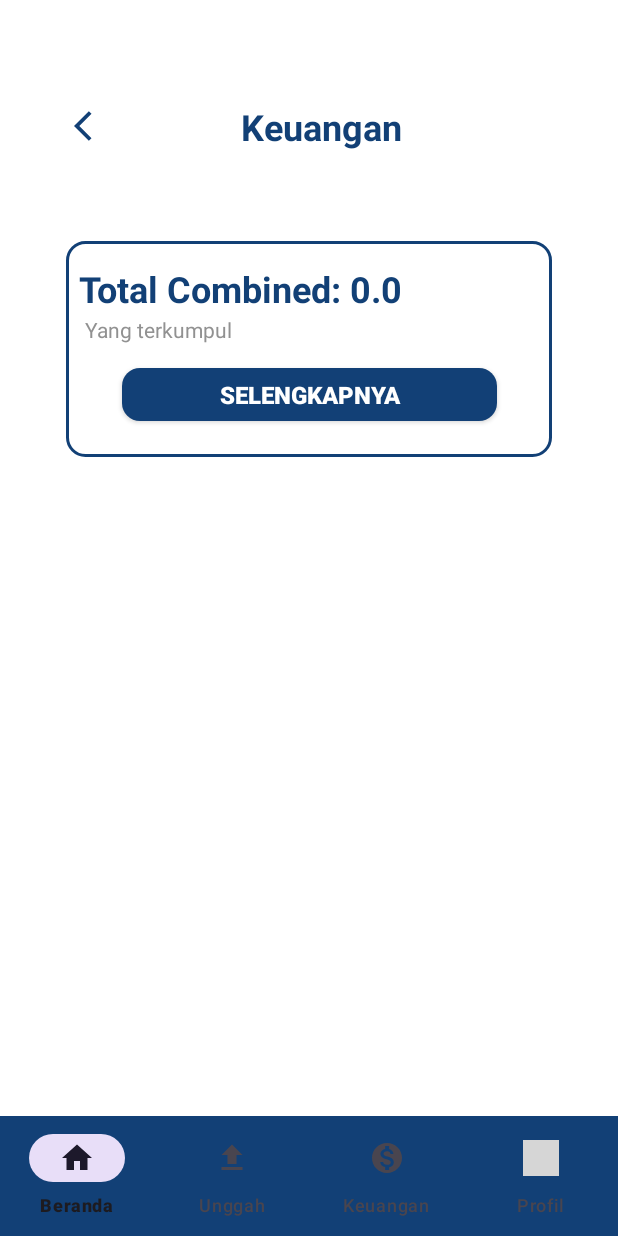
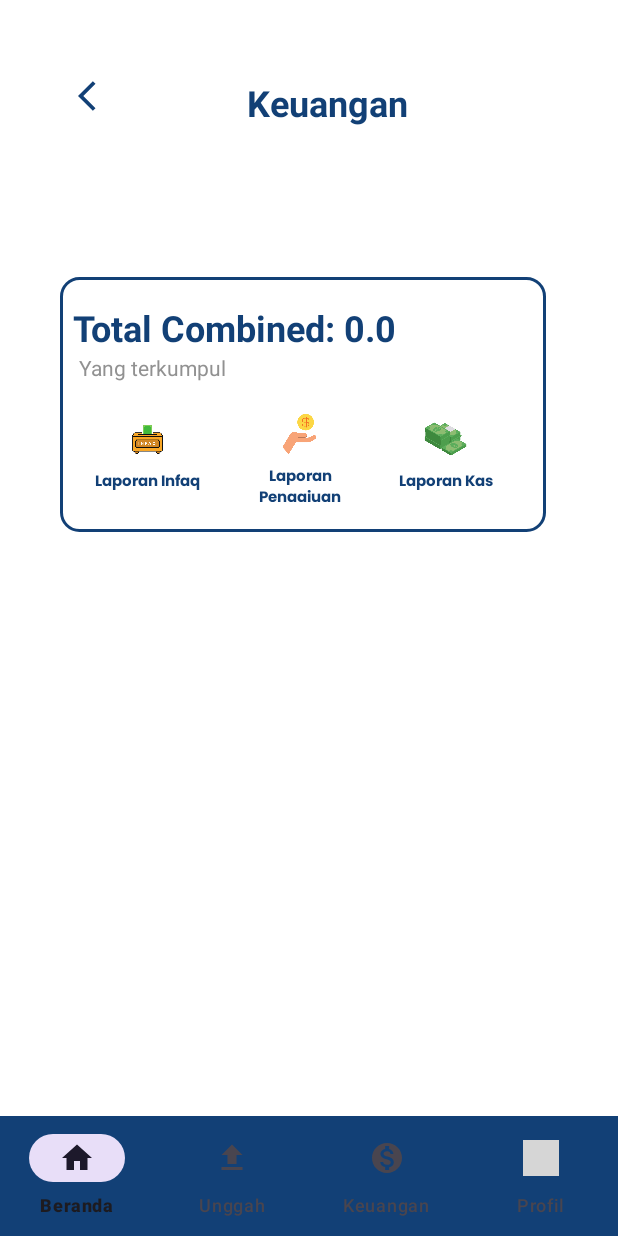
Before and after one commit to ardiyamalik/MasjidHub, an Android app: the KeuanganDkmActivity screen opened directly, with no data from a screen before it, on a phone screen of 412 x 824 dp. Run offline under Robolectric (Android 15) with nearby library versions, the light colour scheme and no system bars; grey boxes are pictures that could not be loaded.

Commit message:
membuat kelas untuk menampilkan laporan keuangan (dkm)

```diff
--- a/app/src/main/java/org/d3if0140/masjidhub/KeuanganDkmActivity.kt
+++ b/app/src/main/java/org/d3if0140/masjidhub/KeuanganDkmActivity.kt
@@ -47,6 +47,21 @@ class KeuanganDkmActivity : AppCompatActivity() {
 
         binding.uangTerkumpul.text = "Total Combined: $combinedTotal"
 
+        binding.buttonLaporanInfaq.setOnClickListener{
+            val intent = Intent(this, LaporanInfaqDkm::class.java)
+            startActivity(intent)
+        }
+
+        binding.buttonLaporanKas.setOnClickListener{
+            val intent = Intent(this, LaporanKasDkm::class.java)
+            startActivity(intent)
+        }
+
+        binding.buttonLaporanPengajuan.setOnClickListener{
+            val intent = Intent(this, LaporanPengajuanDkm::class.java)
+            startActivity(intent)
+        }
+
         // Bottom navigation listener
         binding.bottomNavigationDkm.setOnItemSelectedListener { menuItem ->
             when (menuItem.itemId) {
--- a/app/src/main/res/layout/activity_keuangan_dkm.xml
+++ b/app/src/main/res/layout/activity_keuangan_dkm.xml
@@ -18,15 +18,16 @@
         <androidx.constraintlayout.widget.ConstraintLayout
             android:layout_width="match_parent"
             android:layout_height="wrap_content"
-            android:padding="36dp"
-            android:background="@color/white">
+            android:background="@color/white"
+            android:padding="36dp">
+
 
             <ImageButton
                 android:id="@+id/backButton"
                 android:layout_width="wrap_content"
                 android:layout_height="wrap_content"
-                android:layout_marginStart="1dp"
-                android:layout_marginTop="24dp"
+                android:layout_marginStart="4dp"
+                android:layout_marginTop="4dp"
                 android:background="@null"
                 android:padding="12dp"
                 android:src="@drawable/baseline_arrow_back"
@@ -37,8 +38,8 @@
                 android:id="@+id/textView"
                 android:layout_width="wrap_content"
                 android:layout_height="wrap_content"
-                android:layout_marginTop="32dp"
-                android:layout_marginEnd="108dp"
+                android:layout_marginTop="16dp"
+                android:layout_marginEnd="104dp"
                 android:text="Keuangan"
                 android:textColor="@color/blue"
                 android:textSize="24sp"
@@ -49,18 +50,106 @@
             <ImageView
                 android:id="@+id/imageView4"
                 android:layout_width="324dp"
-                android:layout_height="144dp"
-                android:layout_marginTop="60dp"
+                android:layout_height="170dp"
+                android:layout_marginTop="100dp"
                 android:src="@drawable/stroke_white"
                 app:layout_constraintEnd_toEndOf="parent"
+                app:layout_constraintHorizontal_bias="0.241"
                 app:layout_constraintStart_toStartOf="parent"
                 app:layout_constraintTop_toBottomOf="@+id/textView" />
+
+
+            <LinearLayout
+                android:id="@+id/buttonLaporanInfaq"
+                android:layout_width="77dp"
+                android:layout_height="65dp"
+                android:layout_marginEnd="24dp"
+                android:layout_marginBottom="20dp"
+                android:background="@android:color/transparent"
+                android:gravity="center"
+                android:orientation="vertical"
+                app:layout_constraintBottom_toBottomOf="@+id/imageView4"
+                app:layout_constraintEnd_toStartOf="@+id/buttonLaporanPengajuan">
+
+                <ImageView
+                    android:layout_width="50dp"
+                    android:layout_height="40dp"
+                    android:src="@drawable/infaq1" />
+
+                <TextView
+                    android:layout_width="wrap_content"
+                    android:layout_height="wrap_content"
+                    android:fontFamily="@font/poppins_bold"
+                    android:gravity="center"
+                    android:text="Laporan Infaq"
+                    android:textColor="@color/blue"
+                    android:textSize="10sp"
+                    android:textStyle="bold" />
+            </LinearLayout>
+
+            <LinearLayout
+                android:id="@+id/buttonLaporanPengajuan"
+                android:layout_width="77dp"
+                android:layout_height="65dp"
+                android:layout_marginEnd="20dp"
+                android:layout_marginBottom="20dp"
+                android:background="@android:color/transparent"
+                android:gravity="center"
+                android:orientation="vertical"
+                app:layout_constraintBottom_toBottomOf="@+id/imageView4"
+                app:layout_constraintEnd_toStartOf="@+id/buttonLaporanKas">
+
+                <ImageView
+                    android:layout_width="50dp"
+                    android:layout_height="40dp"
+                    android:src="@drawable/pengajuandana" />
+
+                <TextView
+                    android:layout_width="wrap_content"
+                    android:layout_height="wrap_content"
+                    android:fontFamily="@font/poppins_bold"
+                    android:gravity="center"
+                    android:text="Laporan Pengajuan"
+                    android:textColor="@color/blue"
+                    android:textSize="10sp"
+                    android:textStyle="bold" />
+            </LinearLayout>
+
+            <LinearLayout
+                android:id="@+id/buttonLaporanKas"
+                android:layout_width="77dp"
+                android:layout_height="65dp"
+                android:layout_marginEnd="28dp"
+                android:layout_marginBottom="20dp"
+                android:background="@android:color/transparent"
+                android:gravity="center"
+                android:orientation="vertical"
+                app:layout_constraintBottom_toBottomOf="@+id/imageView4"
+                app:layout_constraintEnd_toEndOf="@+id/imageView4"
+                app:layout_constraintHorizontal_bias="1.0"
+                app:layout_constraintStart_toEndOf="@+id/buttonLaporanInfaq">
+
+                <ImageView
+                    android:layout_width="50dp"
+                    android:layout_height="40dp"
+                    android:src="@drawable/duitkas" />
+
+                <TextView
+                    android:layout_width="wrap_content"
+                    android:layout_height="wrap_content"
+                    android:fontFamily="@font/poppins_bold"
+                    android:gravity="center"
+                    android:text="Laporan Kas"
+                    android:textColor="@color/blue"
+                    android:textSize="10sp"
+                    android:textStyle="bold" />
+            </LinearLayout>
 
             <TextView
                 android:id="@+id/uang_terkumpul"
                 android:layout_width="wrap_content"
                 android:layout_height="wrap_content"
-                android:layout_marginBottom="96dp"
+                android:layout_marginBottom="120dp"
                 android:text="Rp.xxx.xxx.xxx"
                 android:textColor="@color/blue"
                 android:textSize="24sp"
@@ -70,29 +159,15 @@
                 app:layout_constraintHorizontal_bias="0.078"
                 app:layout_constraintStart_toStartOf="@+id/imageView4" />
 
-            <androidx.appcompat.widget.AppCompatButton
-                android:id="@+id/submitButton"
-                android:layout_width="250dp"
-                android:layout_height="35dp"
-                android:layout_marginBottom="24dp"
-                android:background="@drawable/rounded_button_background"
-                android:gravity="center"
-                android:text="SELENGKAPNYA"
-                android:textAllCaps="false"
-                android:textColor="@color/white"
-                android:textSize="16sp"
-                android:textStyle="bold"
-                app:layout_constraintBottom_toBottomOf="@+id/imageView4"
-                app:layout_constraintEnd_toEndOf="@+id/imageView4"
-                app:layout_constraintStart_toStartOf="@+id/imageView4" />
-
             <TextView
+                android:id="@+id/textView3"
                 android:layout_width="wrap_content"
                 android:layout_height="wrap_content"
-                android:layout_marginBottom="16dp"
+                android:layout_marginBottom="100dp"
+
                 android:text="Yang terkumpul"
                 android:textColor="@color/grey"
-                app:layout_constraintBottom_toTopOf="@+id/submitButton"
+                app:layout_constraintBottom_toBottomOf="@+id/imageView4"
                 app:layout_constraintEnd_toEndOf="@+id/imageView4"
                 app:layout_constraintHorizontal_bias="0.057"
                 app:layout_constraintStart_toStartOf="@+id/imageView4" />
--- a/app/src/main/res/layout/item_data_infaq.xml
+++ b/app/src/main/res/layout/item_data_infaq.xml
@@ -16,7 +16,7 @@
         android:layout_width="wrap_content"
         android:layout_height="wrap_content"
         android:layout_marginTop="8dp"
-        android:text="User Email: "
+        android:text="@string/user_email"
         android:textStyle="bold"
         app:layout_constraintEnd_toEndOf="parent"
         app:layout_constraintHorizontal_bias="0.047"
@@ -28,7 +28,7 @@
         android:layout_width="wrap_content"
         android:layout_height="wrap_content"
         android:layout_marginTop="8dp"
-        android:text="Jumlah Infaq: "
+        android:text="@string/jumlah"
         android:textStyle="bold"
         app:layout_constraintEnd_toEndOf="parent"
         app:layout_constraintHorizontal_bias="0.05"
--- a/app/src/main/res/layout/item_data_kas.xml
+++ b/app/src/main/res/layout/item_data_kas.xml
@@ -16,7 +16,7 @@
         android:layout_width="wrap_content"
         android:layout_height="wrap_content"
         android:layout_marginTop="8dp"
-        android:text="User Email: "
+        android:text="@string/user_email"
         android:textStyle="bold"
         app:layout_constraintEnd_toEndOf="parent"
         app:layout_constraintHorizontal_bias="0.047"
@@ -28,7 +28,7 @@
         android:layout_width="wrap_content"
         android:layout_height="wrap_content"
         android:layout_marginTop="8dp"
-        android:text="Jumlah Kas: "
+        android:text="@string/jumlah"
         android:textStyle="bold"
         app:layout_constraintEnd_toEndOf="parent"
         app:layout_constraintHorizontal_bias="0.05"
--- a/app/src/main/res/layout/item_data_pengajuan.xml
+++ b/app/src/main/res/layout/item_data_pengajuan.xml
@@ -16,7 +16,7 @@
         android:layout_width="wrap_content"
         android:layout_height="wrap_content"
         android:layout_marginTop="8dp"
-        android:text="User Email: "
+        android:text="@string/user_email"
         android:textStyle="bold"
         app:layout_constraintEnd_toEndOf="parent"
         app:layout_constraintHorizontal_bias="0.047"
@@ -28,7 +28,7 @@
         android:layout_width="wrap_content"
         android:layout_height="wrap_content"
         android:layout_marginTop="8dp"
-        android:text="Jumlah Pengajuan: "
+        android:text="@string/jumlah"
         android:textStyle="bold"
         app:layout_constraintEnd_toEndOf="parent"
         app:layout_constraintHorizontal_bias="0.05"
--- a/app/src/main/res/values/strings.xml
+++ b/app/src/main/res/values/strings.xml
@@ -47,6 +47,8 @@
     <string name="kontak_label">Kontak: %1$s</string>
     <string name="lokasi_label">Lokasi: %1$s</string>
     <string name="status_label">Status: %1$s</string>
+    <string name="jumlah">Jumlah:</string>
+    <string name="user_email">User Email:</string>
 
 
 </resources>
```
Also changed, not shown: app/src/main/AndroidManifest.xml (+9 -0 lines), app/src/main/java/org/d3if0140/masjidhub/LaporanInfaqDkm.kt (added, +96 -0 lines), app/src/main/java/org/d3if0140/masjidhub/LaporanKasDkm.kt (added, +96 -0 lines), app/src/main/java/org/d3if0140/masjidhub/LaporanPengajuanDkm.kt (added, +97 -0 lines), app/src/main/res/layout/activity_keuangan.xml (+2 -19 lines), app/src/main/res/layout/activity_laporan_infaq_dkm.xml (added, +64 -0 lines), app/src/main/res/layout/activity_laporan_kas_dkm.xml (added, +62 -0 lines), app/src/main/res/layout/activity_laporan_pengajuan_dkm.xml (added, +63 -0 lines).
